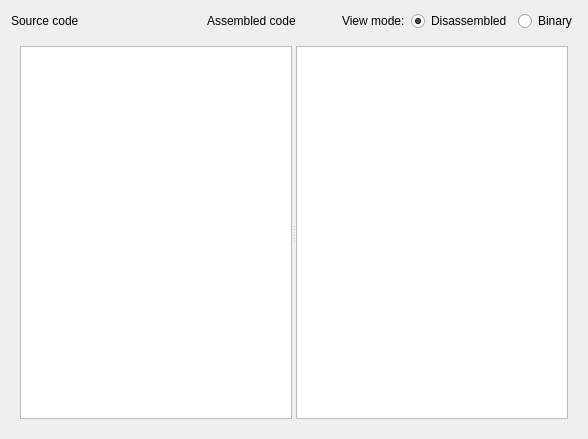
This is src/edittab.ui in mortbopet/Ripes as Qt 5 draws it before an edit. The edited form follows.
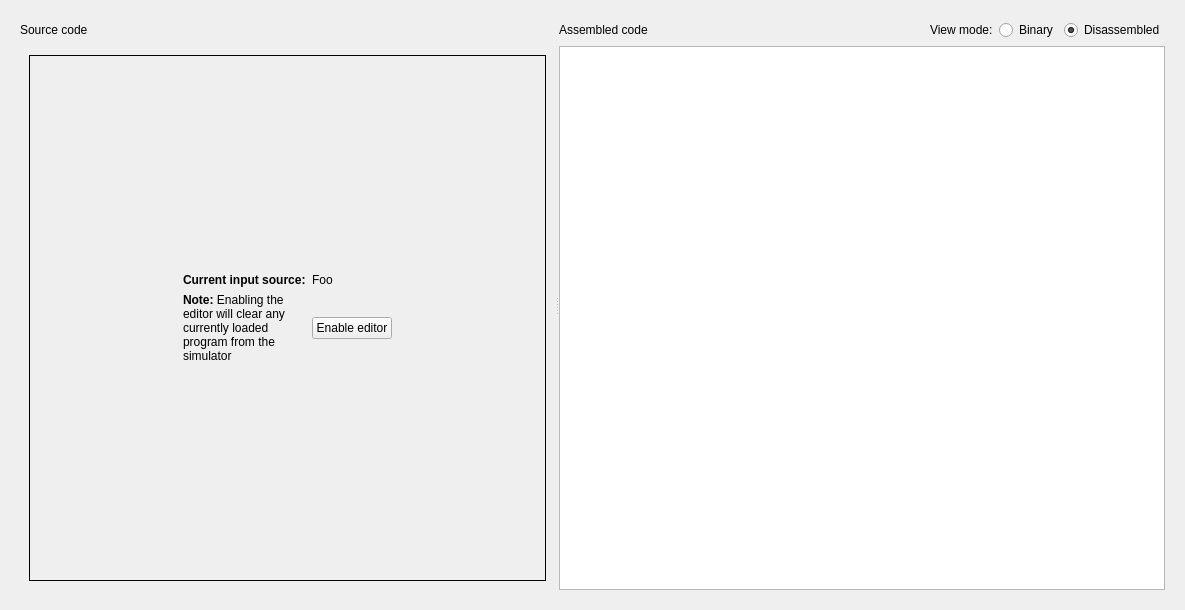
This is the edited form. Custom widgets are drawn as their Qt base class.

Commit message: Disable editor when bin- or ELF file is loaded

```diff
--- a/src/edittab.ui
+++ b/src/edittab.ui
@@ -6,8 +6,8 @@
    <rect>
     <x>0</x>
     <y>0</y>
-    <width>588</width>
-    <height>439</height>
+    <width>1185</width>
+    <height>610</height>
    </rect>
   </property>
   <property name="windowTitle">
@@ -17,7 +17,24 @@
    <item row="0" column="0">
     <layout class="QVBoxLayout" name="verticalLayout_4">
      <item>
-      <layout class="QHBoxLayout" name="horizontalLayout">
+      <widget class="QStackedWidget" name="stackedWidget_2">
+       <property name="currentIndex">
+        <number>0</number>
+       </property>
+       <widget class="QWidget" name="page_3">
+        <layout class="QGridLayout" name="gridLayout_2">
+         <item row="0" column="0">
+          <widget class="QSplitter" name="splitter">
+           <property name="orientation">
+            <enum>Qt::Horizontal</enum>
+           </property>
+           <property name="childrenCollapsible">
+            <bool>false</bool>
+           </property>
+           <widget class="QWidget" name="verticalLayoutWidget">
+            <layout class="QVBoxLayout" name="verticalLayout">
+             <item>
+              <layout class="QHBoxLayout" name="horizontalLayout_3">
        <item>
         <widget class="QLabel" name="label">
          <property name="text">
@@ -38,8 +55,152 @@
          </property>
         </spacer>
        </item>
+              </layout>
+             </item>
        <item>
-        <layout class="QHBoxLayout" name="horizontalLayout_2">
+              <widget class="QStackedWidget" name="editorStackedWidget">
+               <property name="currentIndex">
+                <number>1</number>
+               </property>
+               <widget class="QWidget" name="editorPage">
+                <layout class="QGridLayout" name="gridLayout_3">
+                 <property name="leftMargin">
+                  <number>0</number>
+                 </property>
+                 <property name="topMargin">
+                  <number>0</number>
+                 </property>
+                 <property name="rightMargin">
+                  <number>0</number>
+                 </property>
+                 <property name="bottomMargin">
+                  <number>0</number>
+                 </property>
+                 <item row="0" column="0">
+                  <widget class="CodeEditor" name="assemblyedit"/>
+                 </item>
+                </layout>
+               </widget>
+               <widget class="QWidget" name="editorDisabledPage">
+                <layout class="QGridLayout" name="gridLayout_5">
+                 <item row="0" column="0">
+                  <widget class="QFrame" name="gridFrame">
+                   <property name="frameShape">
+                    <enum>QFrame::Box</enum>
+                   </property>
+                   <property name="lineWidth">
+                    <number>1</number>
+                   </property>
+                   <layout class="QGridLayout" name="gridLayout_4">
+                    <item row="5" column="1">
+                     <spacer name="verticalSpacer_2">
+                      <property name="orientation">
+                       <enum>Qt::Vertical</enum>
+                      </property>
+                      <property name="sizeHint" stdset="0">
+                       <size>
+                        <width>20</width>
+                        <height>40</height>
+                       </size>
+                      </property>
+                     </spacer>
+                    </item>
+                    <item row="1" column="2">
+                     <spacer name="horizontalSpacer_4">
+                      <property name="orientation">
+                       <enum>Qt::Horizontal</enum>
+                      </property>
+                      <property name="sizeHint" stdset="0">
+                       <size>
+                        <width>40</width>
+                        <height>20</height>
+                       </size>
+                      </property>
+                     </spacer>
+                    </item>
+                    <item row="0" column="1">
+                     <spacer name="verticalSpacer">
+                      <property name="orientation">
+                       <enum>Qt::Vertical</enum>
+                      </property>
+                      <property name="sizeHint" stdset="0">
+                       <size>
+                        <width>20</width>
+                        <height>40</height>
+                       </size>
+                      </property>
+                     </spacer>
+                    </item>
+                    <item row="1" column="3">
+                     <layout class="QGridLayout" name="gridLayout_6"/>
+                    </item>
+                    <item row="1" column="0">
+                     <spacer name="horizontalSpacer_3">
+                      <property name="orientation">
+                       <enum>Qt::Horizontal</enum>
+                      </property>
+                      <property name="sizeHint" stdset="0">
+                       <size>
+                        <width>40</width>
+                        <height>20</height>
+                       </size>
+                      </property>
+                     </spacer>
+                    </item>
+                    <item row="1" column="1">
+                     <layout class="QGridLayout" name="gridLayout_7">
+                      <item row="1" column="0">
+                       <widget class="QLabel" name="label_7">
+                        <property name="text">
+                         <string>&lt;html&gt;&lt;head/&gt;&lt;body&gt;&lt;p&gt;&lt;span style=&quot; font-weight:600;&quot;&gt;Note:&lt;/span&gt; Enabling the editor will clear any currently loaded program from the simulator&lt;/p&gt;&lt;/body&gt;&lt;/html&gt;</string>
+                        </property>
+                        <property name="textFormat">
+                         <enum>Qt::RichText</enum>
+                        </property>
+                        <property name="wordWrap">
+                         <bool>true</bool>
+                        </property>
+                       </widget>
+                      </item>
+                      <item row="0" column="0">
+                       <widget class="QLabel" name="label_4">
+                        <property name="text">
+                         <string>&lt;b&gt;Current input source:&lt;/b&gt;</string>
+                        </property>
+                        <property name="textFormat">
+                         <enum>Qt::RichText</enum>
+                        </property>
+                       </widget>
+                      </item>
+                      <item row="0" column="1">
+                       <widget class="QLabel" name="curInputSrcLabel">
+                        <property name="text">
+                         <string>Foo</string>
+                        </property>
+                       </widget>
+                      </item>
+                      <item row="1" column="1">
+                       <widget class="QPushButton" name="enableEditor">
+                        <property name="text">
+                         <string>Enable editor</string>
+                        </property>
+                       </widget>
+                      </item>
+                     </layout>
+                    </item>
+                   </layout>
+                  </widget>
+                 </item>
+                </layout>
+               </widget>
+              </widget>
+             </item>
+            </layout>
+           </widget>
+           <widget class="QWidget" name="verticalLayoutWidget_2">
+            <layout class="QVBoxLayout" name="verticalLayout_2">
+             <item>
+              <layout class="QHBoxLayout" name="horizontalLayout_4">
          <item>
           <widget class="QLabel" name="label_2">
            <property name="text">
@@ -70,6 +231,16 @@
            </property>
           </widget>
          </item>
+               <item>
+                <widget class="QRadioButton" name="binaryViewButton">
+                 <property name="text">
+                  <string>Binary</string>
+                 </property>
+                 <attribute name="buttonGroup">
+                  <string notr="true">binaryViewButtons</string>
+                 </attribute>
+                </widget>
+               </item>
          <item>
           <widget class="QRadioButton" name="disassembledViewButton">
            <property name="text">
@@ -83,47 +254,12 @@
            </attribute>
           </widget>
          </item>
-         <item>
-          <widget class="QRadioButton" name="binaryViewButton">
-           <property name="text">
-            <string>Binary</string>
-           </property>
-           <attribute name="buttonGroup">
-            <string notr="true">binaryViewButtons</string>
-           </attribute>
-          </widget>
-         </item>
-        </layout>
-       </item>
-      </layout>
-     </item>
+              </layout>
+             </item>
      <item>
-      <widget class="QStackedWidget" name="stackedWidget_2">
-       <property name="currentIndex">
-        <number>0</number>
-       </property>
-       <widget class="QWidget" name="page_3">
-        <layout class="QGridLayout" name="gridLayout_2">
-         <item row="0" column="0">
-          <widget class="QSplitter" name="splitter">
-           <property name="orientation">
-            <enum>Qt::Horizontal</enum>
-           </property>
-           <widget class="CodeEditor" name="assemblyedit">
-            <property name="tabStopWidth">
-             <number>20</number>
-            </property>
-           </widget>
-           <widget class="CodeEditor" name="binaryedit">
-            <property name="enabled">
-             <bool>true</bool>
-            </property>
-            <property name="readOnly">
-             <bool>true</bool>
-            </property>
-            <property name="tabStopWidth">
-             <number>20</number>
-            </property>
+              <widget class="CodeEditor" name="binaryedit"/>
+             </item>
+            </layout>
            </widget>
           </widget>
          </item>
```
Lines whose indentation alone changed are shown as unchanged. The commit also changes 10 other files.
